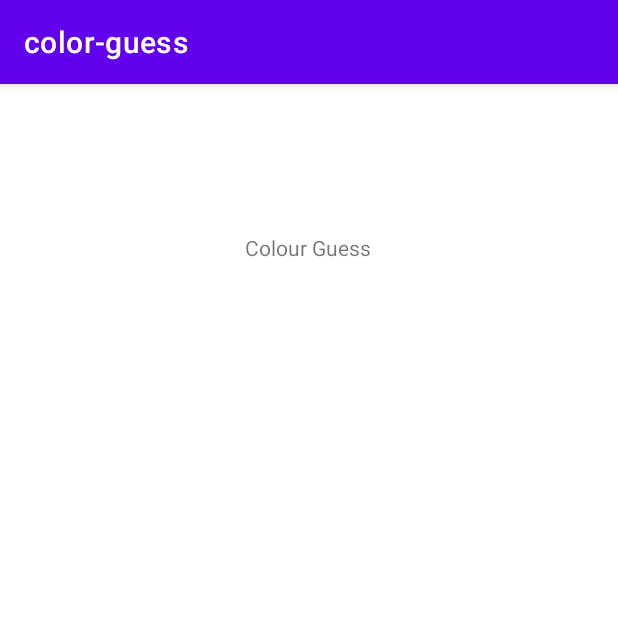
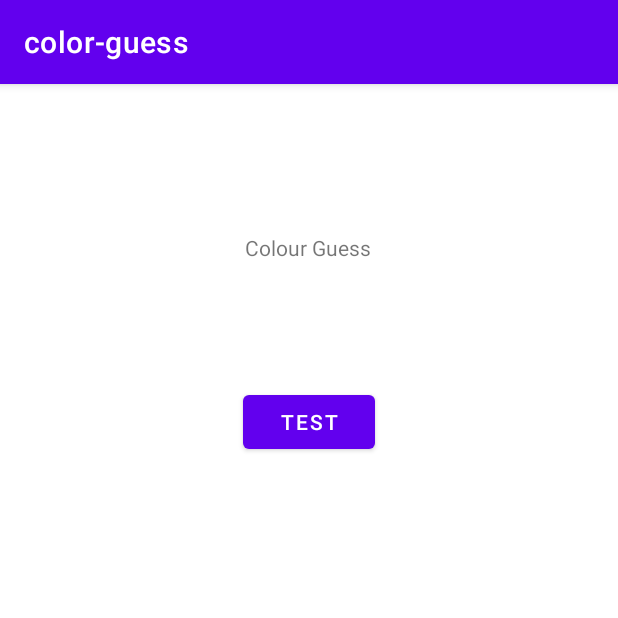
Before and after one commit to Laptop-Salad/ColorGuess, an Android app: the screen it shows after launch (MainActivity), on a phone screen of 412 x 824 dp, the top half of it. Run offline under Robolectric (Android 15) with nearby library versions, the phone set to English and light mode, and no system bars.

Commit message:
Added a test button to the start page

```diff
--- a/app/src/main/res/layout/activity_main.xml
+++ b/app/src/main/res/layout/activity_main.xml
@@ -7,6 +7,7 @@
     tools:context=".MainActivity">
 
     <TextView
+        android:id="@+id/textView"
         android:layout_width="wrap_content"
         android:layout_height="wrap_content"
         android:text="@string/colour_guess"
@@ -17,4 +18,15 @@
         app:layout_constraintTop_toTopOf="parent"
         app:layout_constraintVertical_bias="0.133" />
 
+    <Button
+        android:id="@+id/button"
+        android:layout_width="wrap_content"
+        android:layout_height="wrap_content"
+        android:text="@string/test_button"
+        app:layout_constraintBottom_toBottomOf="parent"
+        app:layout_constraintEnd_toEndOf="parent"
+        app:layout_constraintStart_toStartOf="parent"
+        app:layout_constraintTop_toBottomOf="@+id/textView"
+        app:layout_constraintVertical_bias="0.137" />
+
 </androidx.constraintlayout.widget.ConstraintLayout>
--- a/app/src/main/res/values/strings.xml
+++ b/app/src/main/res/values/strings.xml
@@ -2,4 +2,5 @@
     <string name="app_name">color-guess</string>
     <string name="colour_guess">Colour Guess</string>
     <string name="test">Test</string>
+    <string name="test_button">test</string>
 </resources>
```
